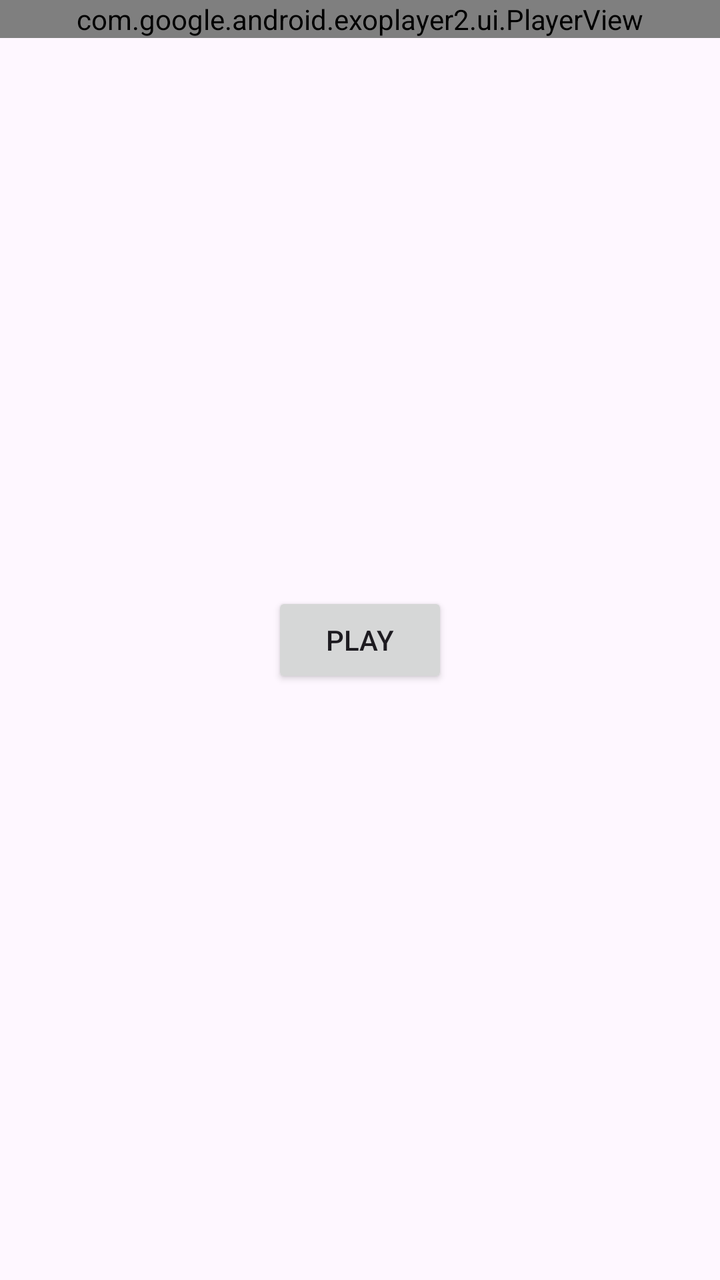
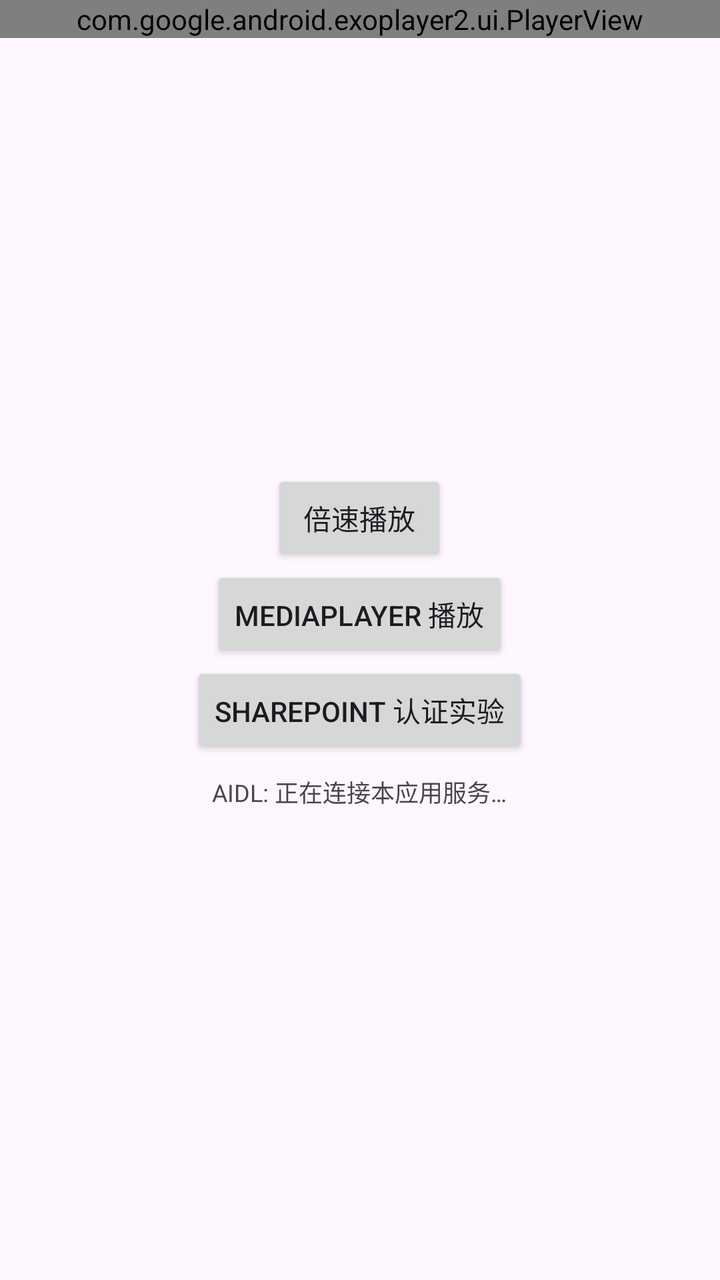

An Android layout rendered at two revisions. The XML below is the earlier revision; the diff shows what the commit changed to produce the second picture.
<!-- AndroidManifest.xml: application theme Theme.Exojavademo -->
<!-- res/layout/activity_main.xml -->
<RelativeLayout xmlns:android="http://schemas.android.com/apk/res/android"
    xmlns:tools="http://schemas.android.com/tools"
    android:layout_width="match_parent"
    android:layout_height="match_parent"
    tools:context=".MainActivity">

    <Button
        android:id="@+id/button"
        android:layout_width="wrap_content"
        android:layout_height="wrap_content"
        android:text="Play"
        android:layout_centerInParent="true"/>

    <com.google.android.exoplayer2.ui.PlayerView
        android:id="@+id/player_view"
        android:layout_width="match_parent"
        android:layout_height="wrap_content"
        android:keepScreenOn="true"/>


</RelativeLayout>
<!-- resources referenced by this layout -->
<resources>
  <style name="Theme.Exojavademo" parent="Base.Theme.Exojavademo" />
  <style name="Base.Theme.Exojavademo" parent="Theme.Material3.DayNight.NoActionBar">
          
          
      </style>
</resources>

<!-- the commit's change to res/layout/activity_main.xml (unified diff, before → after) -->
@@ -3,13 +3,6 @@
     android:layout_width="match_parent"
     android:layout_height="match_parent"
     tools:context=".MainActivity">
-
-    <Button
-        android:id="@+id/button"
-        android:layout_width="wrap_content"
-        android:layout_height="wrap_content"
-        android:text="Play"
-        android:layout_centerInParent="true"/>
 
     <com.google.android.exoplayer2.ui.PlayerView
         android:id="@+id/player_view"
@@ -17,5 +10,40 @@
         android:layout_height="wrap_content"
         android:keepScreenOn="true"/>
 
+    <LinearLayout
+        android:layout_width="wrap_content"
+        android:layout_height="wrap_content"
+        android:layout_centerInParent="true"
+        android:orientation="vertical"
+        android:gravity="center">
+
+        <Button
+            android:id="@+id/button"
+            android:layout_width="wrap_content"
+            android:layout_height="wrap_content"
+            android:text="@string/btn_speed"/>
+
+        <Button
+            android:id="@+id/btn_mediaplayer"
+            android:layout_width="wrap_content"
+            android:layout_height="wrap_content"
+            android:text="@string/btn_mediaplayer"/>
+
+        <Button
+            android:id="@+id/btn_sharepoint"
+            android:layout_width="wrap_content"
+            android:layout_height="wrap_content"
+            android:text="@string/btn_sharepoint"/>
+
+        <TextView
+            android:id="@+id/aidl_status"
+            android:layout_width="wrap_content"
+            android:layout_height="wrap_content"
+            android:paddingTop="8dp"
+            android:text="@string/aidl_connecting"
+            android:textColor="?android:attr/textColorSecondary"
+            android:textSize="12sp"/>
+
+    </LinearLayout>
 
 </RelativeLayout>
<!-- resource entries referenced after the edit -->
@@ -1,5 +1,9 @@
 <!-- resources referenced by this layout -->
 <resources>
+  <string name="aidl_connecting">AIDL: 正在连接本应用服务…</string>
+  <string name="btn_mediaplayer">MediaPlayer 播放</string>
+  <string name="btn_sharepoint">SharePoint 认证实验</string>
+  <string name="btn_speed">倍速播放</string>
   <style name="Theme.Exojavademo" parent="Base.Theme.Exojavademo" />
   <style name="Base.Theme.Exojavademo" parent="Theme.Material3.DayNight.NoActionBar">
           
